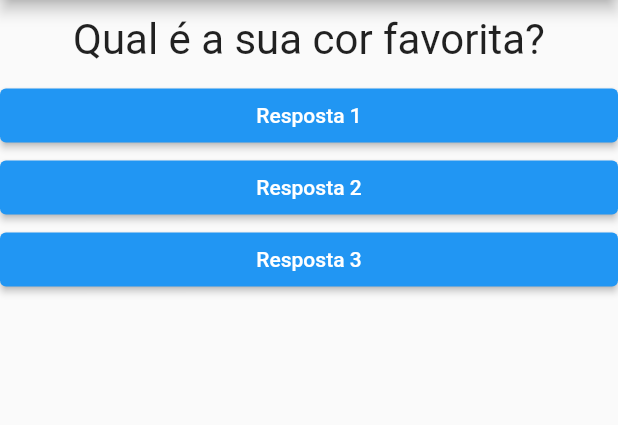
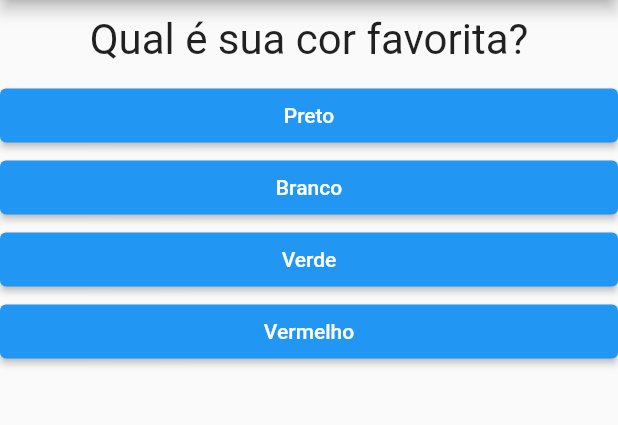
Before and after one commit to marcelonuness/projeto_perguntas, a Flutter app: the screen it shows after launch, on a phone screen of 412 x 824 dp, the part 84-509 px from its top. Run offline on Flutter 3.47's test engine with Material 2 defaults, Android fonts, the phone set to English and light mode, and no system bars.

Commit message:
v 08-11-22

```diff
--- a/lib/main.dart
+++ b/lib/main.dart
@@ -15,10 +15,26 @@ class _PerguntaAppState extends State<PerguntaApp> {
 
   @override
   Widget build(BuildContext context) {
-    final perguntas = [
-      "Qual é a sua cor favorita?",
-      "Qual é o seu animal favorito?",
+    final List<Map<String, Object>> perguntas = [
+      {
+        "texto": "Qual é sua cor favorita?",
+        "respostas": ["Preto", "Branco", "Verde", "Vermelho"],
+      },
+      {
+        "texto": "Qual é seu animal favorito?",
+        "respostas": ["Coelho", "Cobra", "Elefante", "Leão"],
+      },
+      {
+        "texto": "Qual é o seu time favorito?",
+        "respostas": ["São Paulo", "Corinthians", "Palmeiras", "Vasco da Gama"],
+      },
     ];
+
+    List<Widget> respostas = [];
+
+    for (var textoResp in perguntas[_perguntaSelecionada].cast()["respostas"]) {
+      respostas.add(Resposta(textoResp, _responder));
+    }
 
     return MaterialApp(
       home: Scaffold(
@@ -27,10 +43,8 @@ class _PerguntaAppState extends State<PerguntaApp> {
         ),
         body: Column(
           children: [
-            Questao(perguntas[_perguntaSelecionada]),
-            Resposta("Resposta 1", _responder),
-            Resposta("Resposta 2", _responder),
-            Resposta("Resposta 3", _responder)
+            Questao(perguntas[_perguntaSelecionada]["texto"].toString()),
+            ...respostas,
           ],
         ),
       ),
```
Also changed, not shown: pubspec.lock (added).
